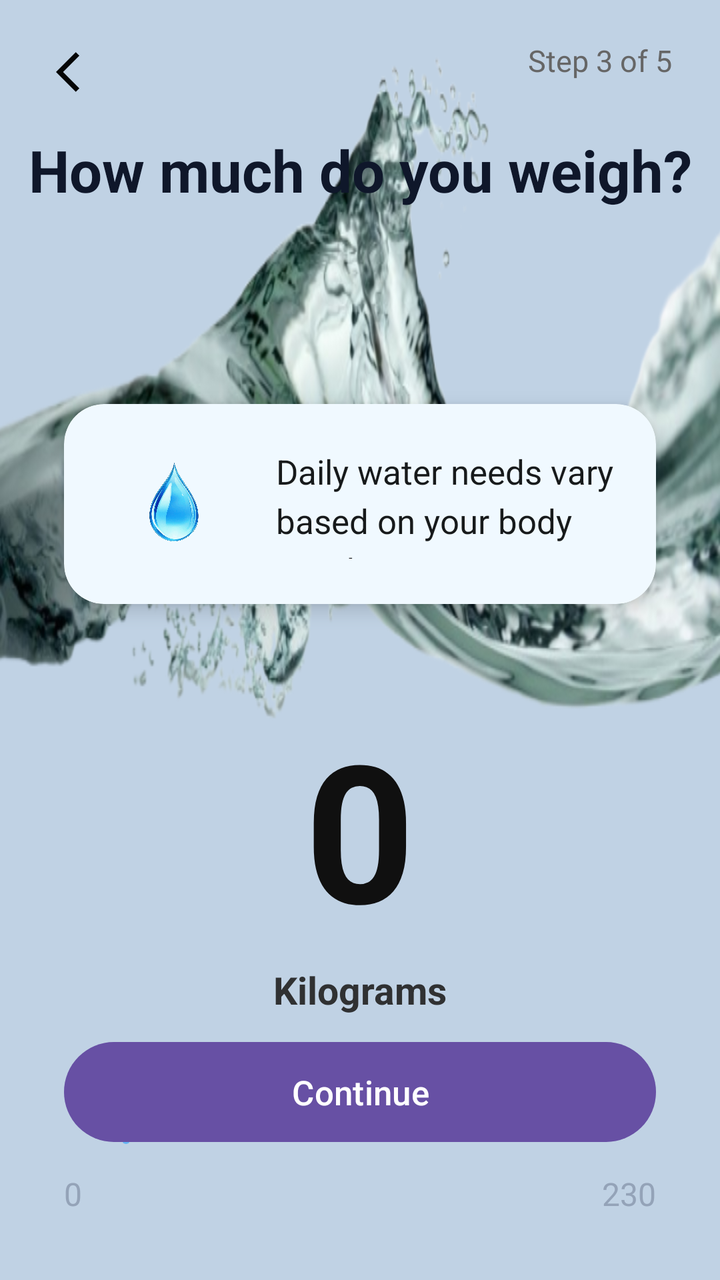
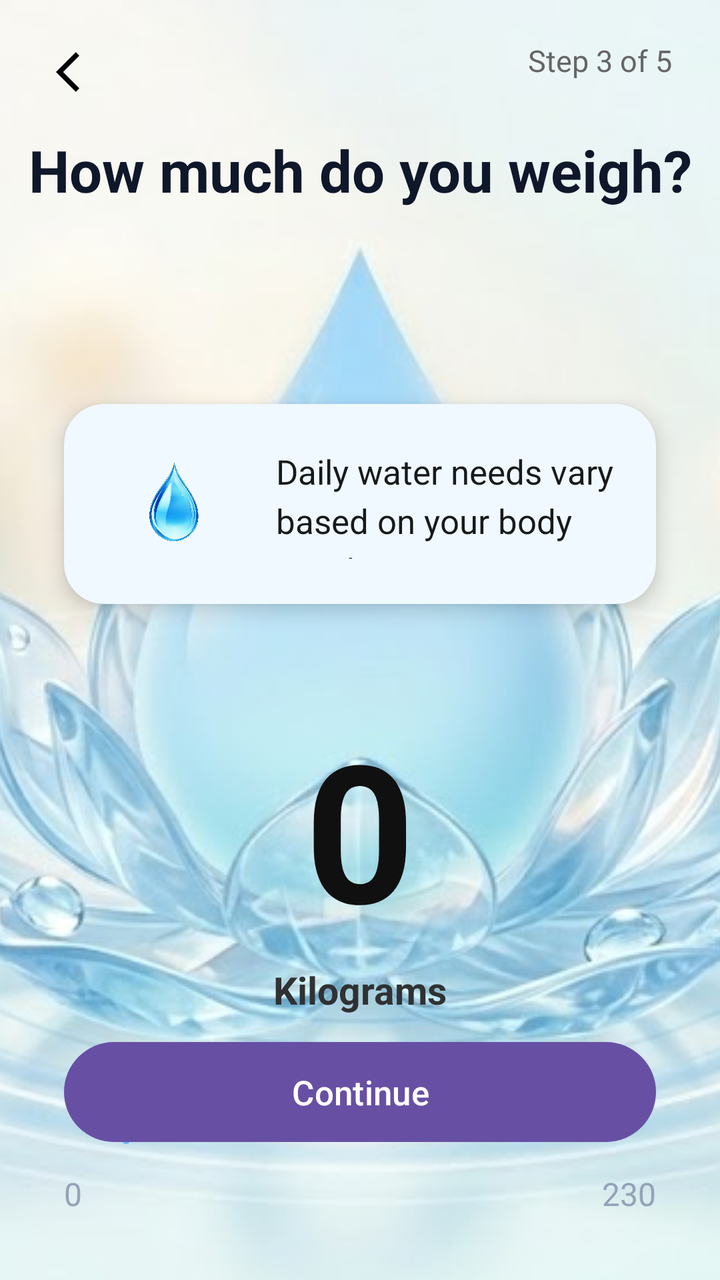

Two renders of the same Android screen: before a commit and after it. Below are the layout's source before the change and the commit's diff.
<!-- AndroidManifest.xml: application theme Theme.WaterReminder -->
<!-- res/layout/activity_weight_selection.xml -->
<?xml version="1.0" encoding="utf-8"?>
<androidx.constraintlayout.widget.ConstraintLayout xmlns:android="http://schemas.android.com/apk/res/android"
    xmlns:app="http://schemas.android.com/apk/res-auto"
    xmlns:tools="http://schemas.android.com/tools"
    android:layout_width="match_parent"
    android:layout_height="match_parent"
    android:background="#C0D2E4"
    android:id="@+id/WeightSelection"
    tools:context=".WeightSelection">

    <ImageView
        android:layout_width="wrap_content"
        android:layout_height="0dp"
        android:background="@drawable/bgwater"
        tools:ignore="MissingConstraints"
        tools:layout_editor_absoluteX="0dp"
        tools:layout_editor_absoluteY="290dp" />

    
    <ImageButton
        android:id="@+id/btn_back"
        android:layout_width="48dp"
        android:layout_height="48dp"
        android:src="@drawable/baseline_arrow_back_ios_24"
        android:background="?attr/selectableItemBackgroundBorderless"
        app:layout_constraintTop_toTopOf="parent"
        app:layout_constraintStart_toStartOf="parent"
        android:layout_marginTop="12dp"
        android:layout_marginStart="16dp" />

    <TextView
        android:id="@+id/tv_header"
        android:layout_width="wrap_content"
        android:layout_height="wrap_content"
        android:text="Step 3 of 5"
        android:textSize="15sp"
        android:textColor="#666666"
        app:layout_constraintTop_toTopOf="parent"
        app:layout_constraintEnd_toEndOf="parent"
        android:layout_marginTop="20dp"
        android:layout_marginEnd="24dp" />

    <TextView
        android:id="@+id/tv_title"
        android:layout_width="0dp"
        android:layout_height="170dp"
        android:text="How much do you weigh?"
        android:layout_marginTop="50dp"
        android:textSize="29sp"
        android:textColor="#0F172A"
        android:textStyle="bold"
        android:gravity="center"
        android:lineSpacingExtra="6dp"
        app:layout_constraintStart_toStartOf="parent"
        app:layout_constraintEnd_toEndOf="parent"
        android:layout_marginVertical="0dp"
        tools:ignore="MissingConstraints" />

    
    <androidx.cardview.widget.CardView
        android:id="@+id/info_card"
        android:layout_width="0dp"
        android:layout_height="wrap_content"
        app:cardCornerRadius="20dp"
        app:cardElevation="6dp"
        app:cardBackgroundColor="#F0F9FF"
        android:layout_marginHorizontal="32dp"
        app:layout_constraintTop_toBottomOf="@id/tv_title"
        app:layout_constraintStart_toStartOf="parent"
        app:layout_constraintEnd_toEndOf="parent"
        android:layout_marginTop="32dp">

        <LinearLayout
            android:layout_width="match_parent"
            android:layout_height="wrap_content"
            android:orientation="horizontal"
            android:padding="20dp"
            android:gravity="center_vertical">

            <ImageView
                android:layout_width="70dp"
                android:layout_height="60dp"
                android:src="@drawable/water_drop"
                android:layout_marginEnd="16dp" />

            <TextView
                android:layout_width="0dp"
                android:layout_height="55dp"
                android:layout_weight="55"
                android:lineSpacingExtra="5dp"
                android:text="Daily water needs vary based on your body weight."
                android:textColor="#171A1B"
                android:textSize="17sp" />

        </LinearLayout>
    </androidx.cardview.widget.CardView>

    
    <androidx.constraintlayout.widget.ConstraintLayout
        android:layout_width="0dp"
        android:layout_height="wrap_content"
        app:layout_constraintTop_toBottomOf="@id/info_card"
        app:layout_constraintStart_toStartOf="parent"
        app:layout_constraintEnd_toEndOf="parent"
        android:layout_marginTop="48dp"
        android:layout_marginHorizontal="32dp">

        
        <TextView
            android:id="@+id/tv_weight"
            android:layout_width="wrap_content"
            android:layout_height="wrap_content"
            android:text="0"
            android:textSize="96sp"
            android:textColor="#101010"
            android:textStyle="bold"
            android:letterSpacing="-0.04"
            app:layout_constraintTop_toTopOf="parent"
            app:layout_constraintStart_toStartOf="parent"
            app:layout_constraintEnd_toEndOf="parent" />

        <TextView
            android:layout_width="wrap_content"
            android:layout_height="wrap_content"
            android:text="Kilograms"
            android:textSize="19sp"
            android:textColor="#303132"
            android:textStyle="bold"
            app:layout_constraintTop_toBottomOf="@id/tv_weight"
            app:layout_constraintStart_toStartOf="parent"
            app:layout_constraintEnd_toEndOf="parent"
            android:layout_marginTop="4dp" />

        
        <com.google.android.material.slider.Slider
            android:id="@+id/weight_slider"
            android:layout_width="0dp"
            android:layout_height="wrap_content"
            android:valueFrom="0"
            android:valueTo="230"
            android:value="10"
            android:stepSize="1"
            app:trackHeight="12dp"
            app:thumbRadius="16dp"
            app:trackColorInactive="#E2E8F0"
            app:trackColorActive="#0875A6"
            app:thumbColor="#64B5F4"
            app:haloColor="#93C5FD"
            app:labelBehavior="gone"
            app:layout_constraintTop_toBottomOf="@id/tv_weight"
            app:layout_constraintStart_toStartOf="parent"
            app:layout_constraintEnd_toEndOf="parent"
            android:layout_marginTop="48dp" />

        
        <TextView
            android:layout_width="wrap_content"
            android:layout_height="wrap_content"
            android:text="0"
            android:textColor="#94A3B8"
            android:textSize="16sp"
            app:layout_constraintTop_toBottomOf="@id/weight_slider"
            app:layout_constraintStart_toStartOf="parent"
            android:layout_marginTop="12dp" />

        <TextView
            android:layout_width="wrap_content"
            android:layout_height="wrap_content"
            android:text="230"
            android:textColor="#94A3B8"
            android:textSize="16sp"
            app:layout_constraintTop_toBottomOf="@id/weight_slider"
            app:layout_constraintEnd_toEndOf="parent"
            android:layout_marginTop="12dp" />

        
        <TextView
            android:id="@+id/tv_next"
            android:layout_width="wrap_content"
            android:layout_height="wrap_content"
            android:text="61 lbs"
            android:textSize="26sp"
            android:textColor="#94A3B8"
            app:layout_constraintTop_toBottomOf="@id/tv_next"
            app:layout_constraintStart_toStartOf="parent"
            app:layout_constraintEnd_toEndOf="parent"
            android:layout_marginTop="12dp" />

    </androidx.constraintlayout.widget.ConstraintLayout>
    <com.google.android.material.button.MaterialButton
        android:id="@+id/btn_next"
        android:layout_width="0dp"
        android:layout_height="58dp"
        android:text="Continue"
        android:textSize="17sp"
        app:cornerRadius="30dp"
        app:layout_constraintBottom_toBottomOf="parent"
        app:layout_constraintStart_toStartOf="parent"
        app:layout_constraintEnd_toEndOf="parent"
        android:layout_marginHorizontal="32dp"
        android:layout_marginBottom="65dp" />
</androidx.constraintlayout.widget.ConstraintLayout>
<!-- resources referenced by this layout -->
<resources>
  <!-- drawable baseline_arrow_back_ios_24 (drawable) -->
  <vector xmlns:android="http://schemas.android.com/apk/res/android" android:autoMirrored="true" android:height="24dp" android:tint="#050505" android:viewportHeight="24" android:viewportWidth="24" android:width="24dp">
        
      <path android:fillColor="@android:color/white" android:pathData="M11.67,3.87L9.9,2.1 0,12l9.9,9.9 1.77,-1.77L3.54,12z"/>
      
  </vector>
  <!-- drawable bgwater: png bitmap (drawable, 358820 bytes) -->
  <!-- drawable water_drop: png bitmap (drawable, 103002 bytes) -->
  <style name="Theme.WaterReminder" parent="Base.Theme.WaterReminder" />
  <style name="Base.Theme.WaterReminder" parent="Theme.Material3.DayNight.NoActionBar">
          
          
      </style>
</resources>

<!-- the commit's change to res/layout/activity_weight_selection.xml (unified diff, before → after) -->
@@ -9,12 +9,15 @@
     tools:context=".WeightSelection">
 
     <ImageView
-        android:layout_width="wrap_content"
+        android:layout_width="0dp"
         android:layout_height="0dp"
-        android:background="@drawable/bgwater"
+        android:src="@drawable/bgwater"
+        android:scaleType="centerCrop"
         tools:ignore="MissingConstraints"
-        tools:layout_editor_absoluteX="0dp"
-        tools:layout_editor_absoluteY="290dp" />
+        app:layout_constraintTop_toTopOf="parent"
+        app:layout_constraintBottom_toBottomOf="parent"
+        app:layout_constraintStart_toStartOf="parent"
+        app:layout_constraintEnd_toEndOf="parent" />
 
     
     <ImageButton
<!-- resource entries referenced after the edit -->
@@ -6,7 +6,7 @@
       <path android:fillColor="@android:color/white" android:pathData="M11.67,3.87L9.9,2.1 0,12l9.9,9.9 1.77,-1.77L3.54,12z"/>
       
   </vector>
-  <!-- drawable bgwater: png bitmap (drawable, 358820 bytes) -->
+  <!-- drawable bgwater: png bitmap (drawable, 424858 bytes) -->
   <!-- drawable water_drop: png bitmap (drawable, 103002 bytes) -->
   <style name="Theme.WaterReminder" parent="Base.Theme.WaterReminder" />
   <style name="Base.Theme.WaterReminder" parent="Theme.Material3.DayNight.NoActionBar">
